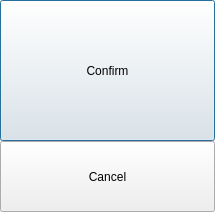
This is qt/qtgo/freego/ConfirmMoveDialog.ui in alecs1/home as Qt 5 draws it before an edit. The edited form follows.
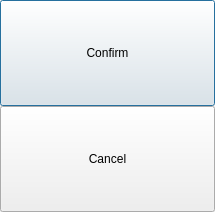
This is the edited form.

```diff
--- a/qt/qtgo/freego/ConfirmMoveDialog.ui
+++ b/qt/qtgo/freego/ConfirmMoveDialog.ui
@@ -39,7 +39,7 @@
        <property name="sizePolicy">
         <sizepolicy hsizetype="Minimum" vsizetype="MinimumExpanding">
          <horstretch>1</horstretch>
-         <verstretch>2</verstretch>
+         <verstretch>1</verstretch>
         </sizepolicy>
        </property>
        <property name="text">
```
